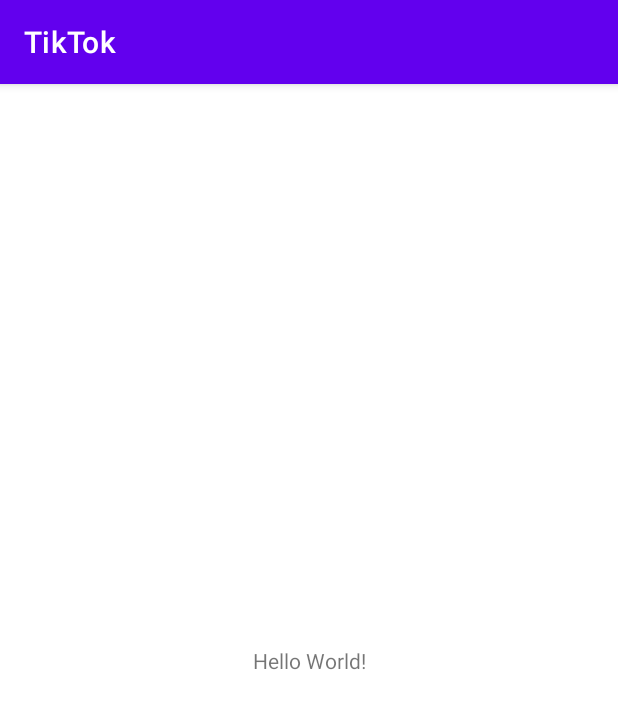
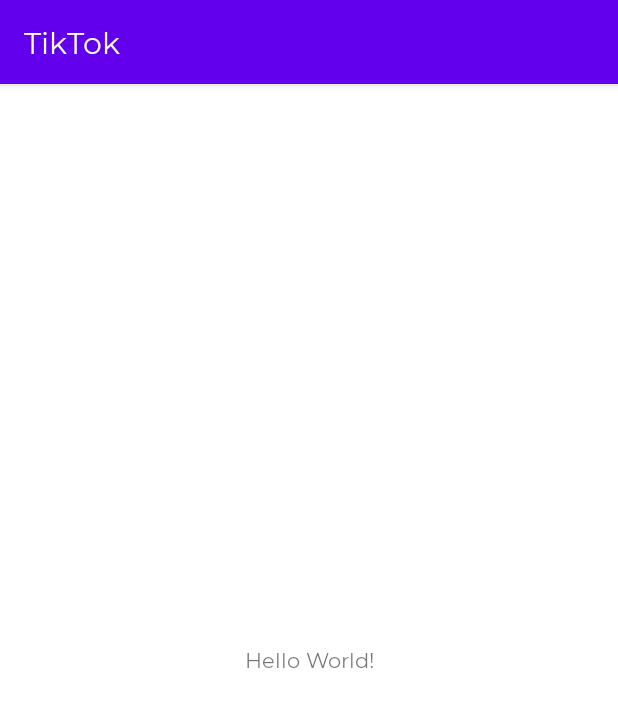
Before and after one commit to PhongHuynh93/TikTok, an Android app: the screen it shows after launch (MainActivity), on a phone screen of 412 x 824 dp. Shown: the top 709 px of the screen. Run offline under Robolectric (Android 15) with nearby library versions, the phone set to English and light mode, and no system bars.

Commit message:
Add custom font

```diff
--- a/app/src/main/res/values/themes.xml
+++ b/app/src/main/res/values/themes.xml
@@ -12,5 +12,6 @@
         <!-- Status bar color. -->
         <item name="android:statusBarColor" tools:targetApi="l">?attr/colorPrimaryVariant</item>
         <!-- Customize your theme here. -->
+        <item name="fontFamily">@font/montserrat_regular</item>
     </style>
 </resources>
```
Also changed, not shown: app/src/main/res/font/montserrat_black.ttf (added), app/src/main/res/font/montserrat_bold.ttf (added), app/src/main/res/font/montserrat_italic.ttf (added), app/src/main/res/font/montserrat_light.ttf (added), app/src/main/res/font/montserrat_medium.ttf (added), app/src/main/res/font/montserrat_regular.ttf (added), app/src/main/res/font/montserrat_semibold.ttf (added), app/src/main/res/font/montserrat_thin.ttf (added).
